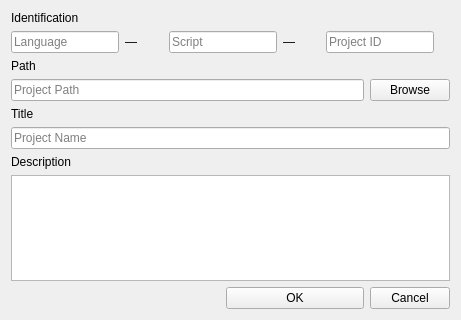
sillsdev/rapuma, file lib/rapuma/dialog/menu_project_add_dlg.ui: the form before one commit.
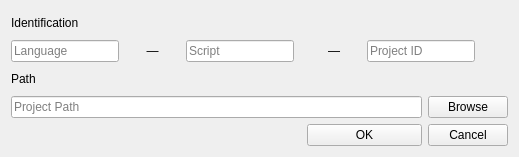
The form after the commit.

```diff
--- a/lib/rapuma/dialog/menu_project_add_dlg.ui
+++ b/lib/rapuma/dialog/menu_project_add_dlg.ui
@@ -6,8 +6,8 @@
    <rect>
     <x>0</x>
     <y>0</y>
-    <width>461</width>
-    <height>320</height>
+    <width>519</width>
+    <height>157</height>
    </rect>
   </property>
   <property name="windowTitle">
@@ -17,13 +17,6 @@
    <string>Create a new Rapuma project</string>
   </property>
   <layout class="QGridLayout" name="gridLayout">
-   <item row="0" column="0">
-    <widget class="QLabel" name="labelIdentification">
-     <property name="text">
-      <string>Identification</string>
-     </property>
-    </widget>
-   </item>
    <item row="1" column="0">
     <widget class="QLineEdit" name="lineEditLangId">
      <property name="sizePolicy">
@@ -52,10 +45,10 @@
      </property>
     </widget>
    </item>
-   <item row="1" column="1">
-    <widget class="QLabel" name="labelDash_1">
+   <item row="0" column="0">
+    <widget class="QLabel" name="labelIdentification">
      <property name="text">
-      <string>—</string>
+      <string>Identification</string>
      </property>
     </widget>
    </item>
@@ -89,6 +82,19 @@
      <property name="text">
       <string>—</string>
      </property>
+     <property name="alignment">
+      <set>Qt::AlignCenter</set>
+     </property>
+    </widget>
+   </item>
+   <item row="1" column="1">
+    <widget class="QLabel" name="labelDash_1">
+     <property name="text">
+      <string>—</string>
+     </property>
+     <property name="alignment">
+      <set>Qt::AlignCenter</set>
+     </property>
     </widget>
    </item>
    <item row="1" column="5" colspan="2">
@@ -103,7 +109,7 @@
       <enum>Qt::StrongFocus</enum>
      </property>
      <property name="toolTip">
-      <string>Make up a project identifier code (max 10 letters)</string>
+      <string>Create a unique project identifier code (max 10 letters)</string>
      </property>
      <property name="text">
       <string/>
@@ -149,53 +155,27 @@
      </property>
     </widget>
    </item>
-   <item row="4" column="0">
-    <widget class="QLabel" name="labelName">
-     <property name="text">
-      <string>Title</string>
-     </property>
-    </widget>
-   </item>
-   <item row="5" column="0" colspan="7">
-    <widget class="QLineEdit" name="lineEditProjName">
-     <property name="focusPolicy">
-      <enum>Qt::StrongFocus</enum>
-     </property>
+   <item row="4" column="6">
+    <widget class="QPushButton" name="pushButtonCancel">
      <property name="toolTip">
-      <string>Project name, could be book title</string>
+      <string>Click to cancel project creation</string>
      </property>
      <property name="text">
-      <string/>
+      <string>Cancel</string>
      </property>
-     <property name="placeholderText">
-      <string>Project Name</string>
-     </property>
     </widget>
    </item>
-   <item row="6" column="0">
-    <widget class="QLabel" name="labelDescription">
+   <item row="4" column="4" colspan="2">
+    <widget class="QPushButton" name="pushButtonOk">
      <property name="toolTip">
-      <string>Create a new Rapuma project</string>
+      <string>Click to create a new project</string>
      </property>
      <property name="text">
-      <string>Description</string>
+      <string>OK</string>
      </property>
     </widget>
    </item>
-   <item row="7" column="0" colspan="7">
-    <widget class="QTextEdit" name="textEditProjDescription">
-     <property name="focusPolicy">
-      <enum>Qt::StrongFocus</enum>
-     </property>
-     <property name="toolTip">
-      <string>Brief project description</string>
-     </property>
-     <property name="tabChangesFocus">
-      <bool>true</bool>
-     </property>
-    </widget>
-   </item>
-   <item row="8" column="0" colspan="3">
+   <item row="4" column="0" colspan="4">
     <spacer name="horizontalSpacer">
      <property name="orientation">
       <enum>Qt::Horizontal</enum>
@@ -208,38 +188,14 @@
      </property>
     </spacer>
    </item>
-   <item row="8" column="3" colspan="3">
-    <widget class="QPushButton" name="pushButtonOk">
-     <property name="toolTip">
-      <string>Click to create a new project</string>
-     </property>
-     <property name="text">
-      <string>OK</string>
-     </property>
-    </widget>
-   </item>
-   <item row="8" column="6">
-    <widget class="QPushButton" name="pushButtonCancel">
-     <property name="toolTip">
-      <string>Click to cancel project creation</string>
-     </property>
-     <property name="text">
-      <string>Cancel</string>
-     </property>
-    </widget>
-   </item>
   </layout>
   <zorder>pushButtonOk</zorder>
   <zorder>pushButtonCancel</zorder>
   <zorder>labelDash_1</zorder>
   <zorder>labelDash_2</zorder>
   <zorder>labelIdentification</zorder>
-  <zorder>labelName</zorder>
-  <zorder>labelDescription</zorder>
   <zorder>labelPath</zorder>
   <zorder>horizontalSpacer</zorder>
-  <zorder>textEditProjDescription</zorder>
-  <zorder>lineEditProjName</zorder>
   <zorder>lineEditProjPath</zorder>
   <zorder>lineEditProjId</zorder>
   <zorder>lineEditScriptId</zorder>
```
Left out of the diff: 19 changed lines with no effect on the pictures.
